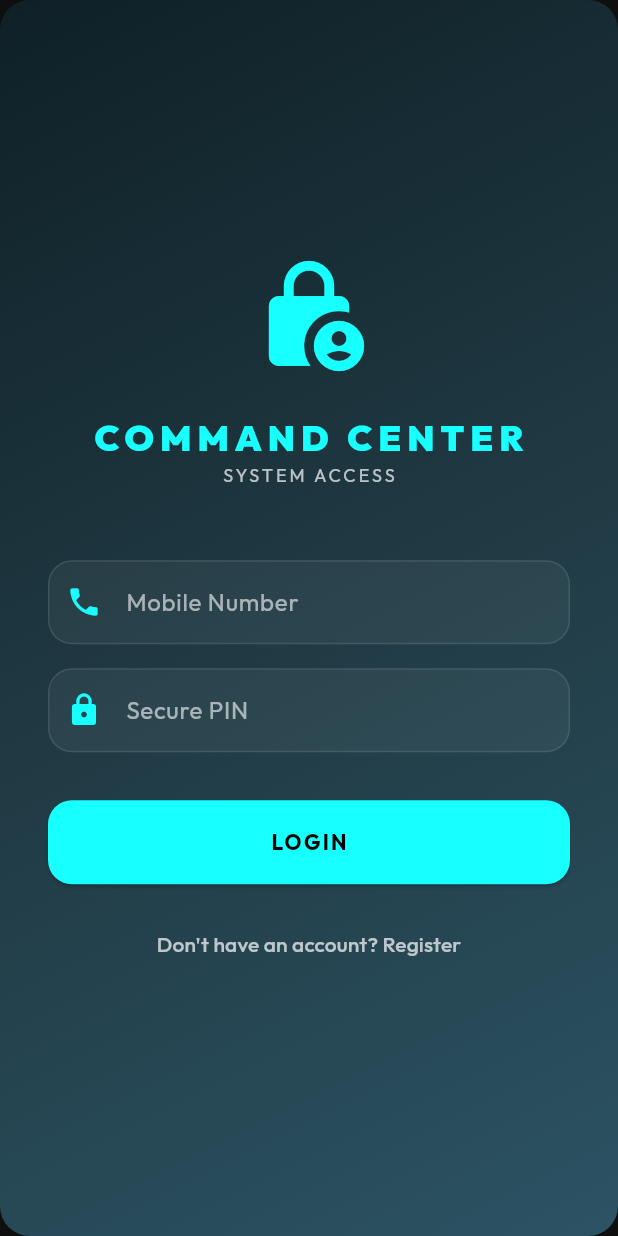
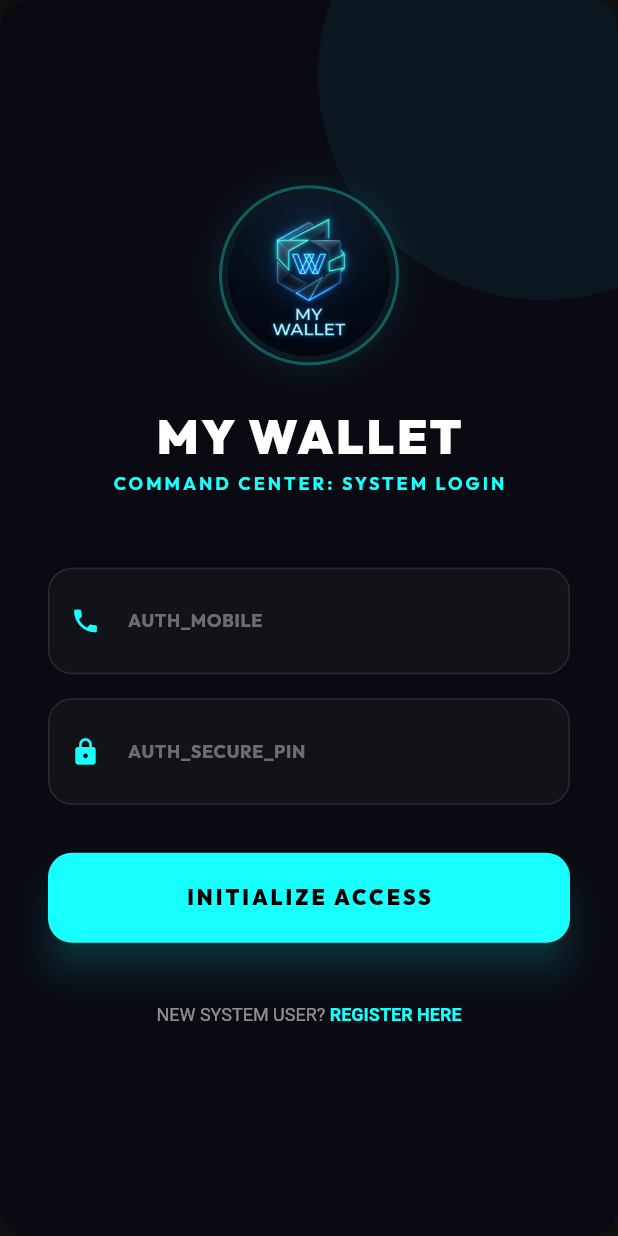
Before and after one commit to SRKT10950/my_wallet, a Flutter app: the screen it shows after launch, on a phone screen of 412 x 824 dp. Run offline on Flutter 3.47's test engine with Material 3 defaults, Android fonts, the light colour scheme and no system bars; our stand-ins replace google_fonts, shared_preferences, sqflite; missing offline and left inert: postgres; accounts and stored records are empty.

Commit message:
implement OD accounts management screen and add authentication skeleton files

```diff
--- a/lib/screens/auth/login_screen.dart
+++ b/lib/screens/auth/login_screen.dart
@@ -16,13 +16,16 @@ class _LoginScreenState extends State<LoginScreen> {
   bool _isLoading = false;
 
   Future<void> _handleLogin() async {
+    if (_mobileController.text.isEmpty || _pinController.text.isEmpty) {
+      ScaffoldMessenger.of(context).showSnackBar(const SnackBar(content: Text('Please enter all fields')));
+      return;
+    }
     setState(() => _isLoading = true);
     try {
       await Provider.of<FinanceProvider>(context, listen: false).login(
         _mobileController.text,
         _pinController.text,
       );
-      // No need to navigate, main.dart will rebuild and show dashboard
     } catch (e) {
       if (mounted) ScaffoldMessenger.of(context).showSnackBar(SnackBar(content: Text(e.toString()), backgroundColor: Colors.red));
     } finally {
@@ -33,28 +36,67 @@ class _LoginScreenState extends State<LoginScreen> {
   @override
   Widget build(BuildContext context) {
     return Scaffold(
-      body: Container(
-        decoration: const BoxDecoration(
-          gradient: LinearGradient(
-            begin: Alignment.topLeft,
-            end: Alignment.bottomRight,
-            colors: [Color(0xFF0F2027), Color(0xFF203A43), Color(0xFF2C5364)],
+      backgroundColor: const Color(0xFF0A0A12),
+      body: Stack(
+        children: [
+          // Futuristic Background Particles/Glow
+          Positioned(
+            top: -100,
+            right: -100,
+            child: Container(
+              width: 300,
+              height: 300,
+              decoration: BoxDecoration(
+                shape: BoxShape.circle,
+                color: Colors.cyanAccent.withOpacity(0.05),
               ),
             ),
-        child: Center(
+          ),
+          Center(
             child: SingleChildScrollView(
               padding: const EdgeInsets.all(32),
               child: Column(
                 mainAxisAlignment: MainAxisAlignment.center,
                 children: [
-                const Icon(Icons.lock_person, size: 80, color: Colors.cyanAccent),
+                  // App Logo
+                  Container(
+                    width: 120,
+                    height: 120,
+                    padding: const EdgeInsets.all(4),
+                    decoration: BoxDecoration(
+                      shape: BoxShape.circle,
+                      border: Border.all(color: Colors.cyanAccent.withOpacity(0.3), width: 2),
+                      boxShadow: [BoxShadow(color: Colors.cyanAccent.withOpacity(0.1), blurRadius: 20)],
+                    ),
+                    child: ClipOval(
+                      child: Image.asset('assets/logo.png', fit: BoxFit.cover),
+                    ),
+                  ),
                   const SizedBox(height: 24),
-                const Text('COMMAND CENTER', style: TextStyle(color: Colors.cyanAccent, fontSize: 24, fontWeight: FontWeight.w900, letterSpacing: 4)),
-                const Text('SYSTEM ACCESS', style: TextStyle(color: Colors.white70, fontSize: 12, letterSpacing: 2)),
+                  const Text(
+                    'MY WALLET',
+                    style: TextStyle(
+                      color: Colors.white,
+                      fontSize: 32,
+                      fontWeight: FontWeight.w900,
+                      letterSpacing: 2,
+                    ),
+                  ),
+                  const Text(
+                    'COMMAND CENTER: SYSTEM LOGIN',
+                    style: TextStyle(
+                      color: Colors.cyanAccent,
+                      fontSize: 12,
+                      fontWeight: FontWeight.bold,
+                      letterSpacing: 2,
+                    ),
+                  ),
                   const SizedBox(height: 48),
-                _buildField(_mobileController, 'Mobile Number', Icons.phone, keyboardType: TextInputType.phone),
+
+                  _buildGlassField(_mobileController, 'AUTH_MOBILE', Icons.phone, keyboardType: TextInputType.phone),
                   const SizedBox(height: 16),
-                _buildField(_pinController, 'Secure PIN', Icons.lock, isPin: true),
+                  _buildGlassField(_pinController, 'AUTH_SECURE_PIN', Icons.lock, isPin: true),
+
                   const SizedBox(height: 32),
                   if (_isLoading)
                     const CircularProgressIndicator(color: Colors.cyanAccent)
@@ -64,38 +106,57 @@ class _LoginScreenState extends State<LoginScreen> {
                       style: ElevatedButton.styleFrom(
                         backgroundColor: Colors.cyanAccent,
                         foregroundColor: Colors.black,
-                      minimumSize: const Size(double.infinity, 56),
+                        minimumSize: const Size(double.infinity, 60),
                         shape: RoundedRectangleBorder(borderRadius: BorderRadius.circular(16)),
+                        elevation: 10,
+                        shadowColor: Colors.cyanAccent.withOpacity(0.4),
                       ),
-                    child: const Text('LOGIN', style: TextStyle(fontWeight: FontWeight.bold, letterSpacing: 1.5)),
+                      child: const Text('INITIALIZE ACCESS', style: TextStyle(fontWeight: FontWeight.w900, letterSpacing: 2)),
                     ),
-                const SizedBox(height: 16),
+                  const SizedBox(height: 24),
                   TextButton(
                     onPressed: () => Navigator.pushReplacement(context, MaterialPageRoute(builder: (_) => const RegisterScreen())),
-                  child: const Text("Don't have an account? Register", style: TextStyle(color: Colors.white70)),
+                    child: RichText(
+                      text: const TextSpan(
+                        text: "NEW SYSTEM USER? ",
+                        style: TextStyle(color: Colors.white54, fontSize: 12),
+                        children: [
+                          TextSpan(
+                            text: "REGISTER HERE",
+                            style: TextStyle(color: Colors.cyanAccent, fontWeight: FontWeight.bold),
                           ),
                         ],
                       ),
                     ),
                   ),
+                ],
+              ),
+            ),
+          ),
+        ],
       ),
     );
   }
 
-  Widget _buildField(TextEditingController controller, String label, IconData icon, {TextInputType? keyboardType, bool isPin = false}) {
-    return TextField(
+  Widget _buildGlassField(TextEditingController controller, String label, IconData icon, {TextInputType? keyboardType, bool isPin = false}) {
+    return Container(
+      decoration: BoxDecoration(
+        color: Colors.white.withOpacity(0.03),
+        borderRadius: BorderRadius.circular(16),
+        border: Border.all(color: Colors.white10),
+      ),
+      child: TextField(
         controller: controller,
         keyboardType: keyboardType,
         obscureText: isPin,
-      style: const TextStyle(color: Colors.white),
+        style: const TextStyle(color: Colors.white, fontWeight: FontWeight.w500),
         decoration: InputDecoration(
           labelText: label,
-        labelStyle: const TextStyle(color: Colors.white60),
-        prefixIcon: Icon(icon, color: Colors.cyanAccent),
-        filled: true,
-        fillColor: Colors.white.withOpacity(0.05),
-        enabledBorder: OutlineInputBorder(borderRadius: BorderRadius.circular(16), borderSide: BorderSide(color: Colors.white.withOpacity(0.1))),
-        focusedBorder: OutlineInputBorder(borderRadius: BorderRadius.circular(16), borderSide: const BorderSide(color: Colors.cyanAccent)),
+          labelStyle: const TextStyle(color: Colors.white38, fontSize: 12, fontWeight: FontWeight.bold),
+          prefixIcon: Icon(icon, color: Colors.cyanAccent, size: 20),
+          border: InputBorder.none,
+          contentPadding: const EdgeInsets.symmetric(horizontal: 20, vertical: 16),
+        ),
       ),
     );
   }
```
Also changed, not shown: lib/screens/auth/register_screen.dart (+75 -31 lines), lib/screens/od_accounts_screen.dart (+12 -1 lines), pubspec.yaml (+3 -5 lines), assets/logo.png (added). Lines whose indentation alone changed are shown as unchanged.
